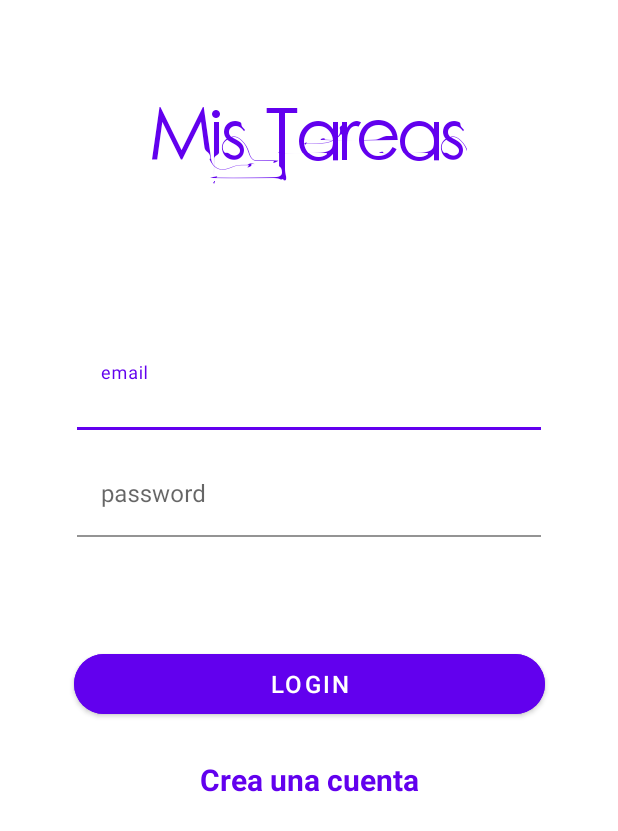
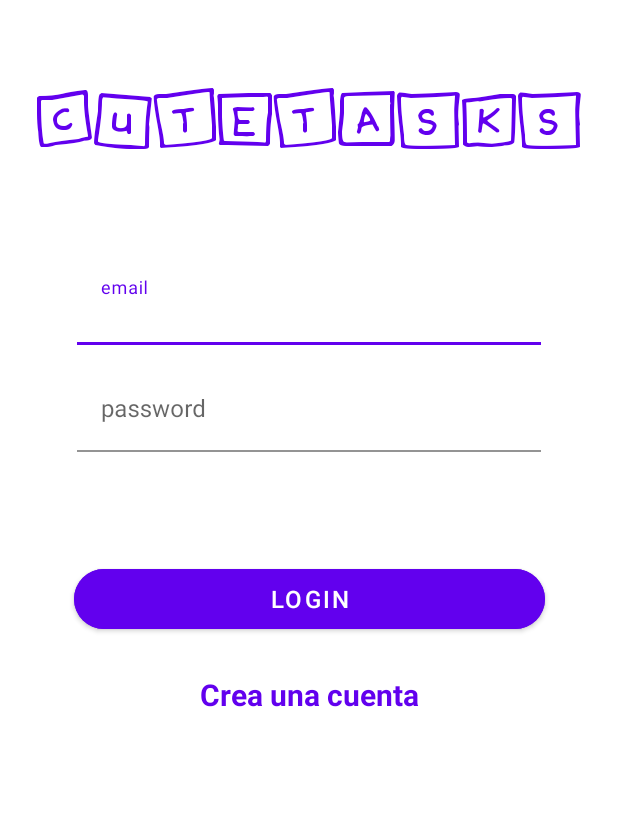
Before and after one commit to Israel-Serrano/ToDoList, an Android app: the screen it shows after launch (Login), on a phone screen of 412 x 824 dp. Shown: the top 831 px of the screen. Run offline under Robolectric (Android 15) with nearby library versions, the light colour scheme and no system bars; our stand-ins replace Firebase (no records; nobody signed in at launch, a user with empty details on screens opened directly).

Commit message:
Cambio fuentes

```diff
--- a/app/src/main/res/layout/activity_login.xml
+++ b/app/src/main/res/layout/activity_login.xml
@@ -11,10 +11,10 @@
         android:layout_width="wrap_content"
         android:layout_height="wrap_content"
         android:layout_marginTop="56dp"
-        android:fontFamily="@font/fuente"
-        android:text="@string/mis_tareas"
+        android:fontFamily="@font/cute_notes"
+        android:text="@string/cute_tasks"
         android:textColor="#FF6200EE"
-        android:textSize="50sp"
+        android:textSize="48sp"
         app:layout_constraintEnd_toEndOf="parent"
         app:layout_constraintStart_toStartOf="parent"
         app:layout_constraintTop_toTopOf="parent" />
--- a/app/src/main/res/values/strings.xml
+++ b/app/src/main/res/values/strings.xml
@@ -1,5 +1,5 @@
 <resources>
-    <string name="app_name">ToDoList</string>
+    <string name="app_name">CuteTasks</string>
     <string name="hintCorreo">email</string>
     <string name="hintPass">password</string>
     <string name="login">Login</string>
@@ -9,4 +9,5 @@
     <string name="mas">Mas</string>
     <string name="done">Done</string>
     <string name="tarea">Tarea</string>
+    <string name="cute_tasks">CuteTasks</string>
 </resources>
```
Also changed, not shown: app/src/main/res/layout/item_task.xml (+5 -3 lines), app/src/main/res/font/cute_notes.ttf (added), app/src/main/res/font/made_tommy.otf (added), app/src/main/res/font/made_tommy_medium.otf (added).
